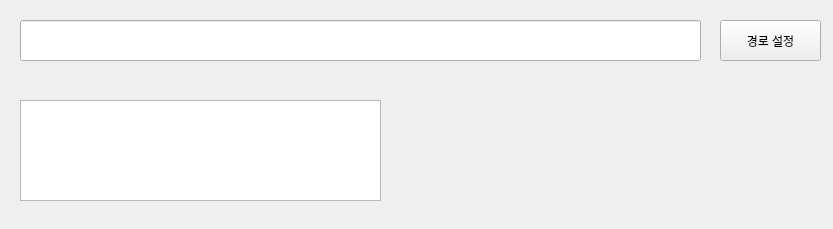
Qt form SamplCode/SampleUI.ui (kimhopepa/PythonPjt) before a commit.
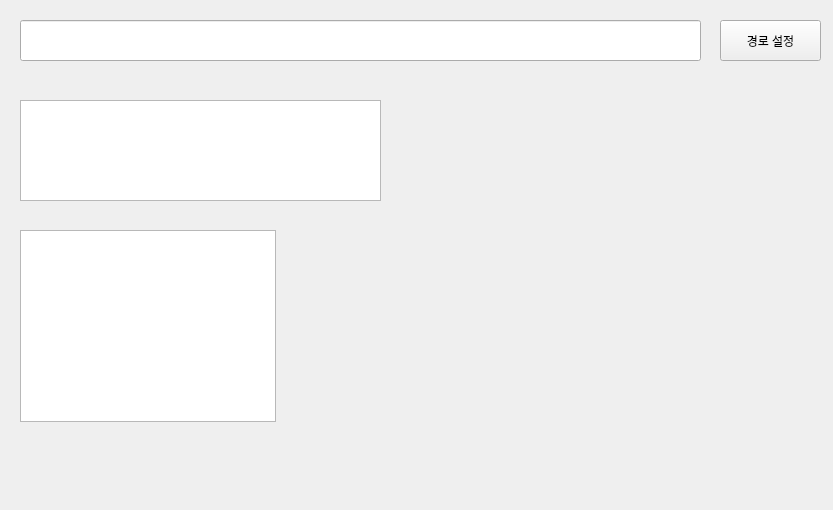
The same form after that commit.

The edit to the form file:
```diff
--- a/SamplCode/SampleUI.ui
+++ b/SamplCode/SampleUI.ui
@@ -7,7 +7,7 @@
     <x>0</x>
     <y>0</y>
     <width>833</width>
-    <height>229</height>
+    <height>510</height>
    </rect>
   </property>
   <property name="windowTitle">
@@ -46,6 +46,16 @@
     </rect>
    </property>
   </widget>
+  <widget class="QTableWidget" name="tableWidget">
+   <property name="geometry">
+    <rect>
+     <x>20</x>
+     <y>230</y>
+     <width>256</width>
+     <height>192</height>
+    </rect>
+   </property>
+  </widget>
  </widget>
  <resources/>
  <connections/>
```
